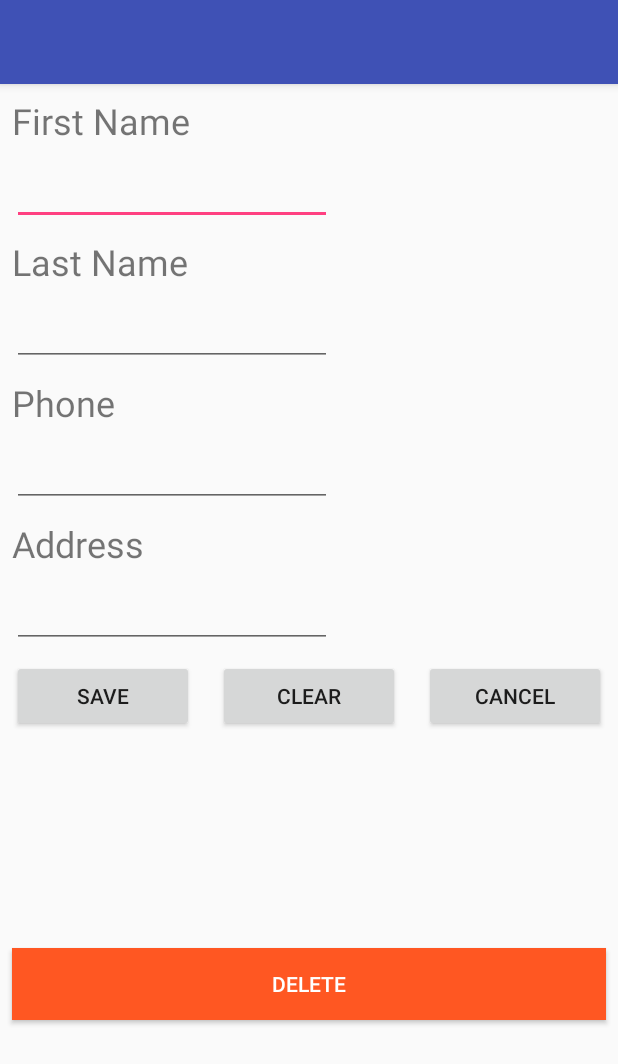
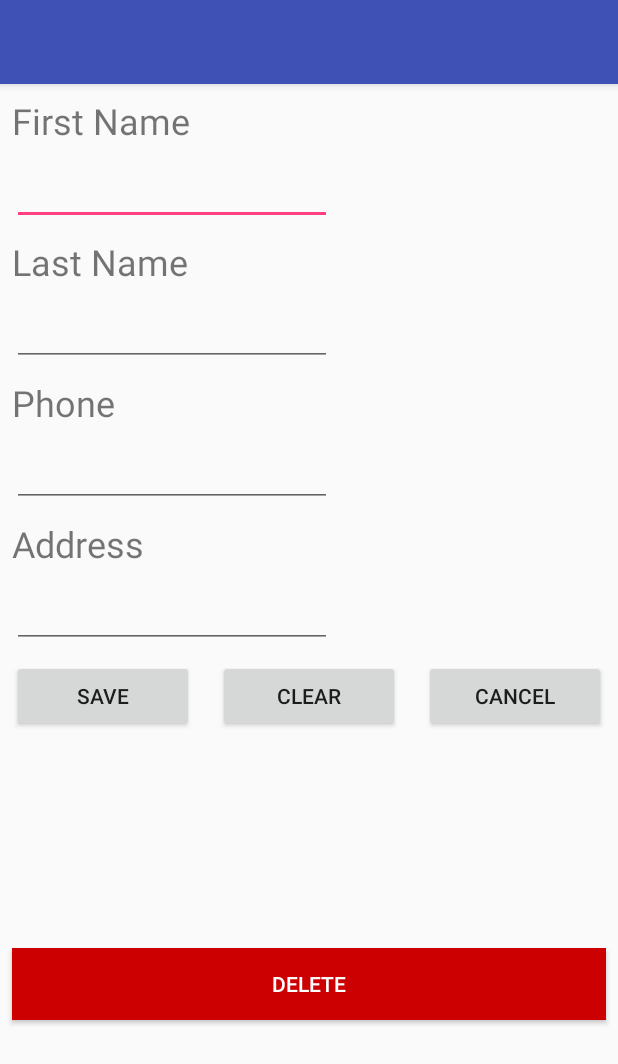
Before and after one commit to andybowar/contacts, an Android app: the ContactEdit screen opened directly, with no data from a screen before it, on a phone screen of 412 x 824 dp. Shown: the top 1064 px of the screen. Run offline under Robolectric (Android 15) with nearby library versions, the phone set to English and light mode, and no system bars.

Commit message:
Minor UX adjustments

```diff
--- a/app/src/main/AndroidManifest.xml
+++ b/app/src/main/AndroidManifest.xml
@@ -2,6 +2,8 @@
 <manifest xmlns:android="http://schemas.android.com/apk/res/android"
     package="com.example.andy.contacts">
 
+    <uses-permission android:name="android.permission.ACCESS_COARSE_LOCATION" />
+    <uses-permission android:name="android.permission.INTERNET" />
 
     <application
         android:allowBackup="true"
--- a/app/src/main/res/layout/activity_contact_detail.xml
+++ b/app/src/main/res/layout/activity_contact_detail.xml
@@ -115,8 +115,8 @@
     <fragment xmlns:android="http://schemas.android.com/apk/res/android"
         android:id="@+id/map"
         android:name="com.google.android.gms.maps.MapFragment"
-        android:layout_width="50dp"
-        android:layout_height="50dp"
+        android:layout_width="0dp"
+        android:layout_height="134dp"
         android:layout_marginEnd="8dp"
         android:layout_marginStart="8dp"
         android:layout_marginTop="8dp"
--- a/app/src/main/res/layout/content_contact_edit.xml
+++ b/app/src/main/res/layout/content_contact_edit.xml
@@ -149,7 +149,7 @@
         android:layout_marginEnd="8dp"
         android:layout_marginStart="8dp"
         android:layout_marginTop="8dp"
-        android:background="?attr/colorError"
+        android:background="@android:color/holo_red_dark"
         android:onClick="deleteContact"
         android:text="Delete"
         android:textColor="@android:color/background_light"
```
Also changed, not shown: app/src/main/java/com/example/andy/contacts/ContactDetail.java (+3 -4 lines).
